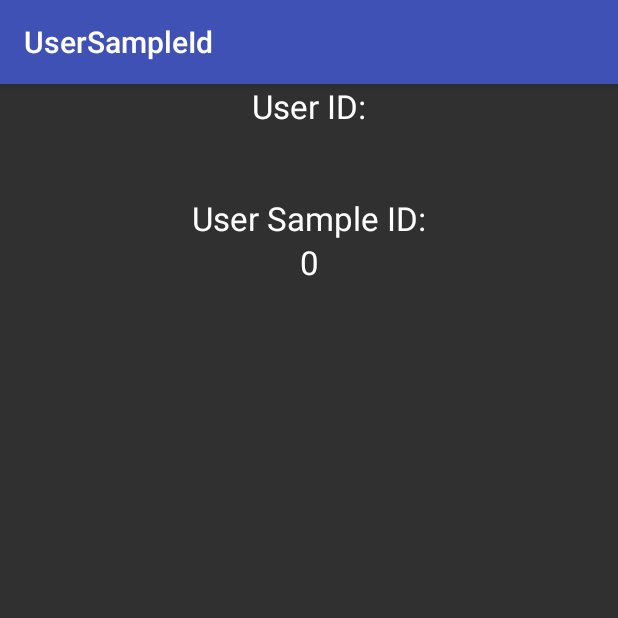
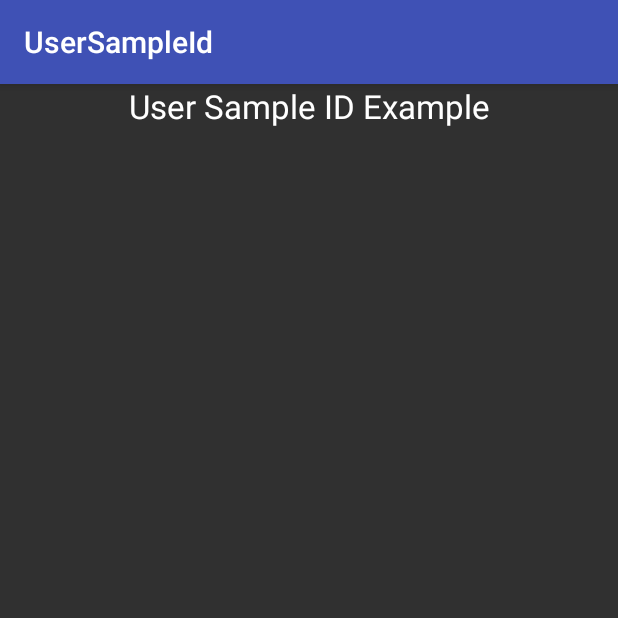
Before and after one commit to swrve-services/swrve-android-examples, an Android app: the screen it shows after launch (MainActivity), on a phone screen of 412 x 824 dp, the top half of it. Run offline under Robolectric (Android 15) with nearby library versions, the phone set to English and light mode, and no system bars; libraries missing offline, so code that uses them is left out: com.swrve.sdk; 10 statements that could not run were skipped.

Commit message:
UserSampleIdUtils -> SwrveSampleIdUtils; generateNumberForUser -> sendSampleIdForUser;

```diff
--- a/UserSampleId/app/src/main/java/com/swrve/usersampleid/MainActivity.java
+++ b/UserSampleId/app/src/main/java/com/swrve/usersampleid/MainActivity.java
@@ -3,42 +3,22 @@ package com.swrve.usersampleid;
 import android.os.Bundle;
 import android.content.Intent;
 import android.support.v7.app.AppCompatActivity;
-import android.widget.TextView;
 
 import com.swrve.sdk.SwrveSDK;
 
-import java.util.HashMap;
-import java.util.Map;
-
 
 public class MainActivity extends AppCompatActivity {
-
-    TextView userIdTextView, userSampleTextView;
-
-    String userId;
-    int userSampleId;
 
     @Override
     protected void onCreate(Bundle savedInstanceState) {
         super.onCreate(savedInstanceState);
         SwrveSDK.onCreate(this);
-        userId = SwrveSDK.getUserId();
-        // Generate integer from 1-100 from user_id string
-        userSampleId = UserSampleIdUtils.generateNumberForUser(userId);
+        setContentView(R.layout.activity_main);
 
-        // Update the user user_sample_id user property in Swrve
-        Map<String, String> attributes = new HashMap<String, String>();
-        attributes.put("user_sample_id", String.valueOf(userSampleId));
-        SwrveSDK.userUpdate(attributes);
-        SwrveSDK.sendQueuedEvents();
-
-        setContentView(R.layout.activity_main);
-        userIdTextView = (TextView) findViewById(R.id.user_id_text_view);
-        userSampleTextView = (TextView) findViewById(R.id.user_sample_id_text_view);
-
-        // Display the User Id and Sample User Id on the screen
-        userIdTextView.setText(userId);
-        userSampleTextView.setText(String.valueOf(userSampleId));
+        // Use the SwrveSampleIdUtils to genereate a number between 1-100 for the
+        // userId. This function should be called as soon as possible after the
+        // SwrveSDK.OnCreate(this) method.
+        SwrveSampleIdUtils.sendSampleIdForUser();
     }
 
     @Override
--- a/UserSampleId/app/src/main/java/com/swrve/usersampleid/SampleApplication.java
+++ b/UserSampleId/app/src/main/java/com/swrve/usersampleid/SampleApplication.java
@@ -18,12 +18,6 @@ public class SampleApplication extends Application {
         super.onCreate();
         try {
             SwrveConfig config = new SwrveConfig();
-
-//            Uncomment these lines to test the correct values are being returned for user_id
-//            config.setUserId("01a94aec-d8ba-4292-8ab3-04edef4d1d71"); // returns 1
-//            config.setUserId("018bb009-db2c-4feb-9c61-ec5871cd1cea"); // returns 50
-//            config.setUserId("01b2d2e6-3fa5-4abb-aad8-d0aed0ece9b8");   // returns 100
-
             SwrveSDK.createInstance(this, YOUR_APP_ID, YOUR_API_KEY, config);
         } catch (Exception exp) {
             Log.e(LOG_TAG, "Could not initialize the Swrve SDK", exp);
--- a/UserSampleId/app/src/main/java/com/swrve/usersampleid/UserSampleIdUtils.java
+++ b/UserSampleId/app/src/main/java/com/swrve/usersampleid/SwrveSampleIdUtils.java
@@ -1,6 +1,10 @@
 package com.swrve.usersampleid;
 
 import com.swrve.sdk.SwrveHelper;
+import com.swrve.sdk.SwrveSDK;
+
+import java.util.HashMap;
+import java.util.Map;
 
 /**
  * A utility to send a user_property update to Swrve. The user property should be a number
@@ -8,11 +12,17 @@ import com.swrve.sdk.SwrveHelper;
  * This number can then be used to separate users into target groups and compare different
  * marketing strategies.
  * E.g. To target 1/4 of users you would use the filter "user_sample_id between 1 and 25 inclusive"
+ *
+ * config.setUserId("01a94aec-d8ba-4292-8ab3-04edef4d1d71"); // returns 1
+ * config.setUserId("018bb009-db2c-4feb-9c61-ec5871cd1cea"); // returns 50
+ * config.setUserId("01b2d2e6-3fa5-4abb-aad8-d0aed0ece9b8");   // returns 100
  */
 
-public class UserSampleIdUtils {
+public class SwrveSampleIdUtils {
 
-    public static int generateNumberForUser(String user_id) {
+    public static void sendSampleIdForUser() {
+        String user_id = SwrveSDK.getUserId();
+
         // get md5 hash of the user_id
         String hash = SwrveHelper.md5(user_id);
         hash = hash.substring(0, 8);
@@ -25,6 +35,10 @@ public class UserSampleIdUtils {
         // From this decimal get an int from 1-100
         int userSampleId = (int) Math.ceil(user_range * 100.0d);
 
-        return userSampleId;
+        // Update the user user_sample_id user property in Swrve
+        Map<String, String> attributes = new HashMap<String, String>();
+        attributes.put("user_sample_id", String.valueOf(userSampleId));
+        SwrveSDK.userUpdate(attributes);
+        SwrveSDK.sendQueuedEvents();
     }
 }
--- a/UserSampleId/app/src/main/res/layout/activity_main.xml
+++ b/UserSampleId/app/src/main/res/layout/activity_main.xml
@@ -6,49 +6,15 @@
     android:layout_alignParentBottom="true">
 
     <TextView
+        android:id="@+id/user_id_label"
         android:layout_width="match_parent"
         android:layout_height="wrap_content"
-        android:id="@+id/user_id_label"
-        android:text="@string/user_id_label"
-        android:textAppearance="@style/TextAppearance.AppCompat.Large"
-        android:textAlignment="center"
-        android:layout_alignParentTop="true"
         android:layout_alignParentLeft="true"
         android:layout_alignParentStart="true"
-        android:gravity="center" />
+        android:layout_alignParentTop="true"
+        android:gravity="center"
+        android:text="@string/user_sample_id_label"
+        android:textAlignment="center"
+        android:textAppearance="@style/TextAppearance.AppCompat.Large" />
 
-    <TextView
-        android:layout_width="match_parent"
-        android:layout_height="wrap_content"
-        android:textAppearance="@style/TextAppearance.AppCompat.Large"
-        android:textAlignment="center"
-        android:layout_below="@+id/user_id_label"
-        android:layout_alignParentLeft="true"
-        android:layout_alignParentStart="true"
-        android:id="@+id/user_id_text_view"
-        android:gravity="center" />
-
-    <TextView
-        android:layout_width="match_parent"
-        android:layout_height="wrap_content"
-        android:textAppearance="@style/TextAppearance.AppCompat.Large"
-        android:textAlignment="center"
-        android:layout_below="@+id/user_id_text_view"
-        android:layout_alignParentLeft="true"
-        android:layout_alignParentStart="true"
-        android:id="@+id/user_sample_id_label"
-        android:text="@string/user_sample_id_label"
-        android:layout_marginTop="@dimen/content_margin"
-        android:gravity="center" />
-
-    <TextView
-        android:layout_width="match_parent"
-        android:layout_height="wrap_content"
-        android:textAppearance="@style/TextAppearance.AppCompat.Large"
-        android:textAlignment="center"
-        android:layout_below="@+id/user_sample_id_label"
-        android:layout_alignParentLeft="true"
-        android:layout_alignParentStart="true"
-        android:id="@+id/user_sample_id_text_view"
-        android:gravity="center" />
 </RelativeLayout>
--- a/UserSampleId/app/src/main/res/values/strings.xml
+++ b/UserSampleId/app/src/main/res/values/strings.xml
@@ -1,5 +1,4 @@
 <resources>
     <string name="app_name">UserSampleId</string>
-    <string name="user_id_label">User ID:</string>
-    <string name="user_sample_id_label">User Sample ID:</string>
+    <string name="user_sample_id_label">User Sample ID Example</string>
 </resources>
```
Also changed, not shown: 1 other file.
